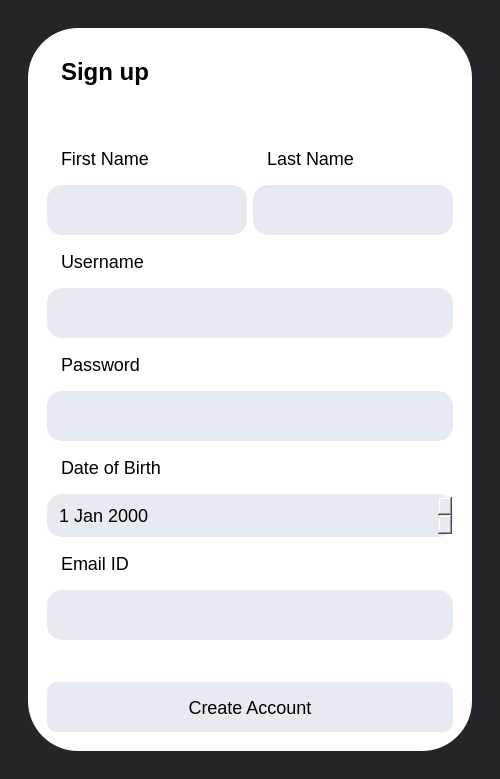
Qt form K/signup.ui (burr1to/kaizen) before a commit.
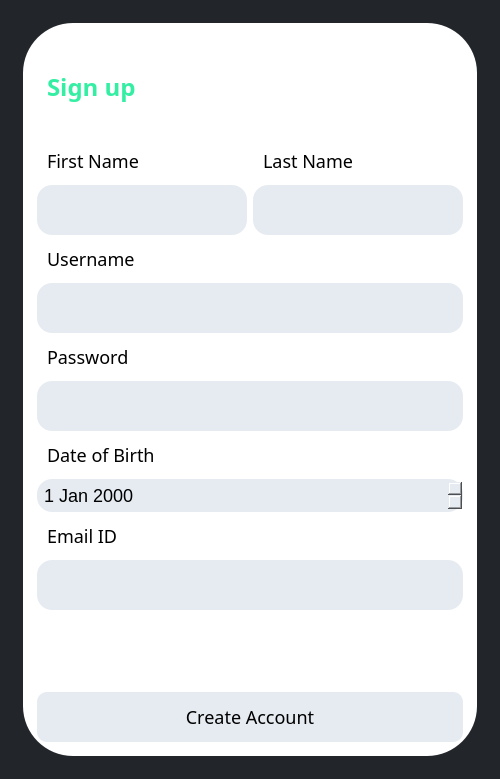
The same form after that commit. Icons and pictures are not drawn.

Patch:
```diff
--- a/K/signup.ui
+++ b/K/signup.ui
@@ -25,8 +25,9 @@
   </property>
   <property name="styleSheet">
    <string notr="true">background-color: rgb(34, 37, 42);
+font: 14pt &quot;Foco&quot;;
 color:black;
-padding:10px;</string>
+padding:5px;</string>
   </property>
   <widget class="QWidget" name="centralwidget">
    <property name="styleSheet">
@@ -57,6 +58,7 @@
           <widget class="QFrame" name="signup_frame">
            <property name="font">
             <font>
+             <family>Foco</family>
              <pointsize>-1</pointsize>
              <italic>false</italic>
              <bold>false</bold>
@@ -72,43 +74,32 @@
            <property name="frameShadow">
             <enum>QFrame::Raised</enum>
            </property>
-           <layout class="QVBoxLayout" name="verticalLayout" stretch="0,0,0,0,0,0,0,0,0">
+           <layout class="QVBoxLayout" name="verticalLayout" stretch="0,0,0,0,0,0,0,0">
             <item>
              <widget class="QLabel" name="title">
               <property name="minimumSize">
                <size>
                 <width>0</width>
-                <height>50</height>
+                <height>100</height>
                </size>
               </property>
               <property name="font">
                <font>
-                <pointsize>-1</pointsize>
+                <family>FONTSPRING DEMO - Pontiac Black</family>
+                <pointsize>14</pointsize>
                 <italic>false</italic>
-                <bold>false</bold>
+                <bold>true</bold>
                </font>
               </property>
               <property name="styleSheet">
-               <string notr="true"/>
+               <string notr="true">font: 700 14pt &quot;FONTSPRING DEMO - Pontiac Black&quot;;
+color:#34efa3;</string>
               </property>
               <property name="text">
                <string>&lt;html&gt;&lt;head/&gt;&lt;body&gt;&lt;p&gt;&lt;span style=&quot; font-size:18pt; font-weight:700;&quot;&gt;Sign up&lt;/span&gt;&lt;/p&gt;&lt;/body&gt;&lt;/html&gt;</string>
               </property>
              </widget>
             </item>
-            <item>
-             <spacer name="verticalSpacer">
-              <property name="orientation">
-               <enum>Qt::Vertical</enum>
-              </property>
-              <property name="sizeHint" stdset="0">
-               <size>
-                <width>20</width>
-                <height>40</height>
-               </size>
-              </property>
-             </spacer>
-            </item>
             <item>
              <layout class="QVBoxLayout" name="names">
               <item>
@@ -123,6 +114,7 @@
                   </property>
                   <property name="font">
                    <font>
+                    <family>Foco</family>
                     <pointsize>-1</pointsize>
                     <italic>false</italic>
                     <bold>false</bold>
@@ -146,6 +138,7 @@
                   </property>
                   <property name="font">
                    <font>
+                    <family>Foco</family>
                     <pointsize>-1</pointsize>
                     <italic>false</italic>
                     <bold>false</bold>
@@ -173,6 +166,7 @@
                   </property>
                   <property name="font">
                    <font>
+                    <family>Foco</family>
                     <pointsize>-1</pointsize>
                     <italic>false</italic>
                     <bold>false</bold>
@@ -198,6 +192,7 @@
                   </property>
                   <property name="font">
                    <font>
+                    <family>Foco</family>
                     <pointsize>-1</pointsize>
                     <italic>false</italic>
                     <bold>false</bold>
@@ -223,6 +218,7 @@
                <widget class="QLabel" name="label_3">
                 <property name="font">
                  <font>
+                  <family>Foco</family>
                   <pointsize>-1</pointsize>
                   <italic>false</italic>
                   <bold>false</bold>
@@ -243,6 +239,7 @@
                 </property>
                 <property name="font">
                  <font>
+                  <family>Foco</family>
                   <pointsize>-1</pointsize>
                   <italic>false</italic>
                   <bold>false</bold>
@@ -266,6 +263,7 @@
                <widget class="QLabel" name="label_4">
                 <property name="font">
                  <font>
+                  <family>Foco</family>
                   <pointsize>-1</pointsize>
                   <italic>false</italic>
                   <bold>false</bold>
@@ -286,6 +284,7 @@
                 </property>
                 <property name="font">
                  <font>
+                  <family>Foco</family>
                   <pointsize>-1</pointsize>
                   <italic>false</italic>
                   <bold>false</bold>
@@ -309,6 +308,7 @@
                <widget class="QLabel" name="label_6">
                 <property name="font">
                  <font>
+                  <family>Foco</family>
                   <pointsize>-1</pointsize>
                   <italic>false</italic>
                   <bold>false</bold>
@@ -336,6 +336,7 @@
                <widget class="QLabel" name="label_5">
                 <property name="font">
                  <font>
+                  <family>Foco</family>
                   <pointsize>-1</pointsize>
                   <italic>false</italic>
                   <bold>false</bold>
@@ -356,6 +357,7 @@
                 </property>
                 <property name="font">
                  <font>
+                  <family>Foco</family>
                   <pointsize>-1</pointsize>
                   <italic>false</italic>
                   <bold>false</bold>
@@ -396,6 +398,7 @@
               </property>
               <property name="font">
                <font>
+                <family>Foco</family>
                 <pointsize>-1</pointsize>
                 <italic>false</italic>
                 <bold>false</bold>
```
